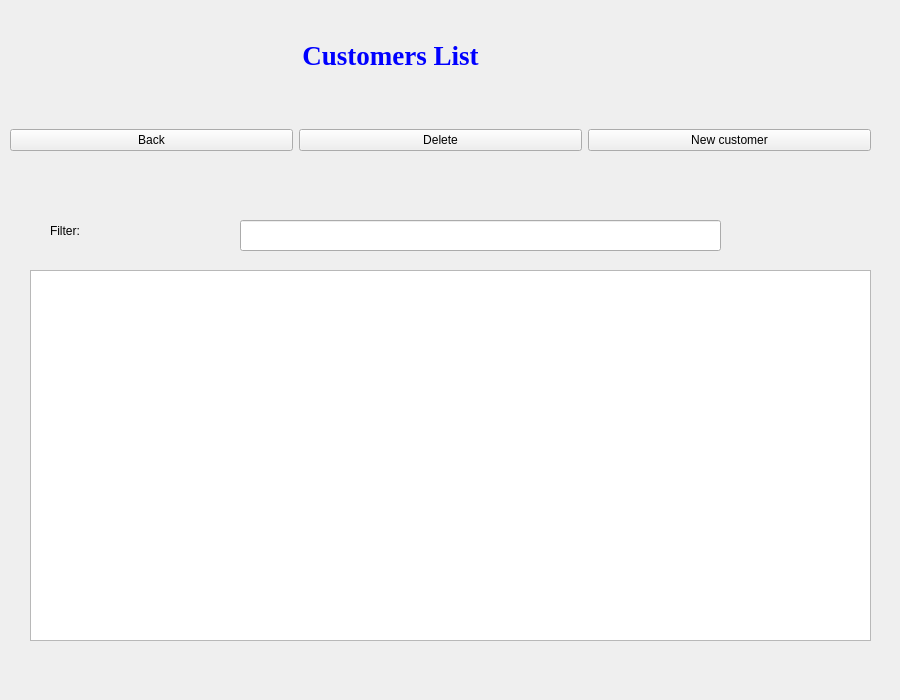
The window that customerlist.ui (jonathansaetre/BankSystem) describes before a commit, drawn with Qt 5.
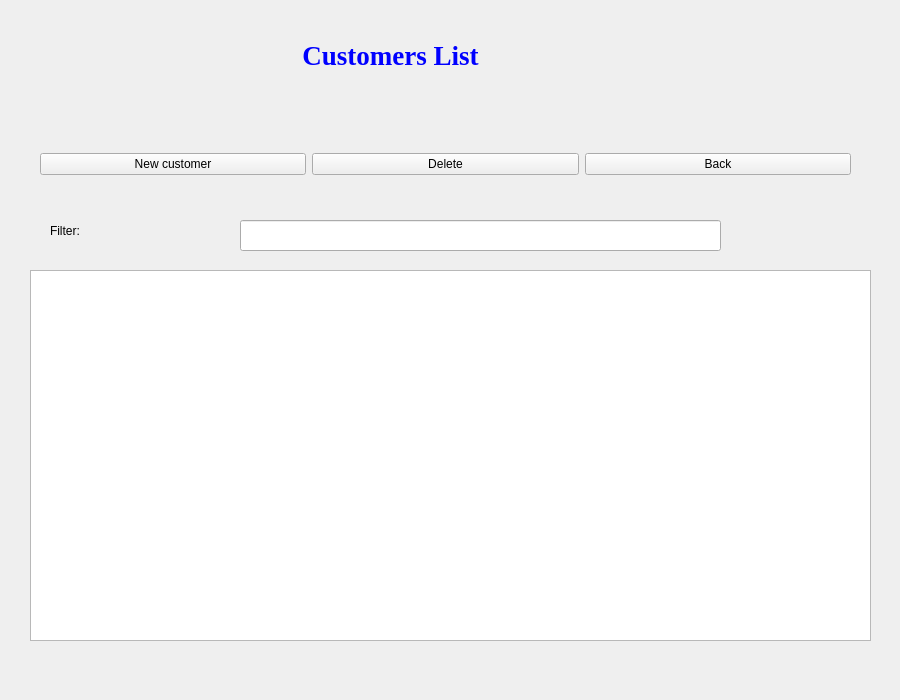
The same window after the commit.

```diff
--- a/customerlist.ui
+++ b/customerlist.ui
@@ -97,27 +97,13 @@
   <widget class="QWidget" name="">
    <property name="geometry">
     <rect>
-     <x>10</x>
-     <y>110</y>
-     <width>861</width>
-     <height>61</height>
+     <x>40</x>
+     <y>129</y>
+     <width>811</width>
+     <height>71</height>
     </rect>
    </property>
    <layout class="QHBoxLayout" name="horizontalLayout">
-    <item>
-     <widget class="QPushButton" name="buttonBack">
-      <property name="text">
-       <string>Back</string>
-      </property>
-     </widget>
-    </item>
-    <item>
-     <widget class="QPushButton" name="pushButton">
-      <property name="text">
-       <string>Delete</string>
-      </property>
-     </widget>
-    </item>
     <item>
      <widget class="QPushButton" name="buttonNewCustomer">
       <property name="text">
@@ -125,6 +111,20 @@
       </property>
      </widget>
     </item>
+    <item>
+     <widget class="QPushButton" name="pushButton">
+      <property name="text">
+       <string>Delete</string>
+      </property>
+     </widget>
+    </item>
+    <item>
+     <widget class="QPushButton" name="buttonBack">
+      <property name="text">
+       <string>Back</string>
+      </property>
+     </widget>
+    </item>
    </layout>
   </widget>
  </widget>
```
